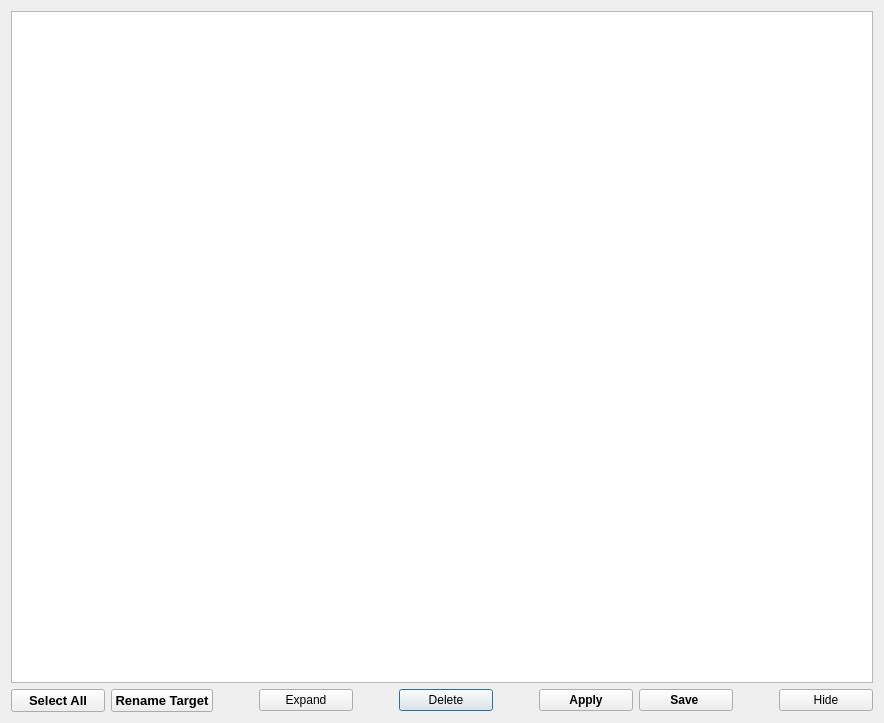
Above: src/interface/gui/ui_ManualSlicerTable.ui from neutrons/PyVDrive before the change. Below: the same form after it.
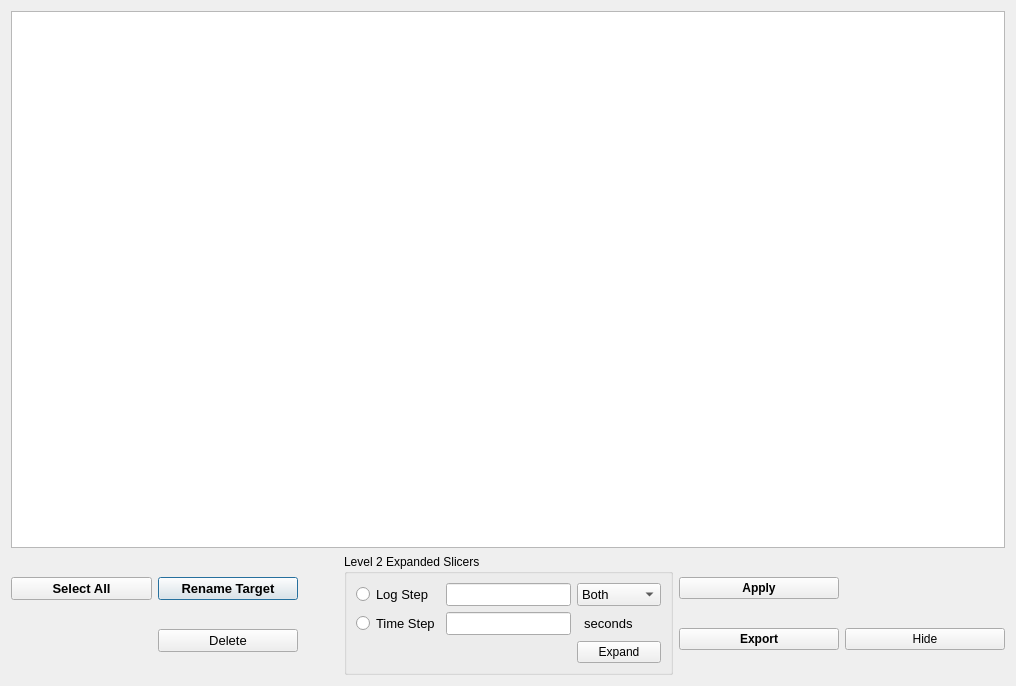
That is the form after the change. Custom widgets are drawn as their Qt base class.

Commit message: Refs #65. Updated the code for manual slicing.

What changed in the file:
```diff
--- a/src/interface/gui/ui_ManualSlicerTable.ui
+++ b/src/interface/gui/ui_ManualSlicerTable.ui
@@ -6,8 +6,8 @@
    <rect>
     <x>0</x>
     <y>0</y>
-    <width>884</width>
-    <height>723</height>
+    <width>1016</width>
+    <height>686</height>
    </rect>
   </property>
   <property name="windowTitle">
@@ -31,151 +31,221 @@
     </widget>
    </item>
    <item>
-    <layout class="QGridLayout" name="gridLayout_7">
-     <item row="0" column="5">
-      <widget class="QPushButton" name="pushButton_deleteSlicer">
-       <property name="toolTip">
-        <string>&lt;html&gt;&lt;head/&gt;&lt;body&gt;&lt;p&gt;Delete selected slicers&lt;/p&gt;&lt;/body&gt;&lt;/html&gt;</string>
-       </property>
-       <property name="text">
-        <string>Delete</string>
-       </property>
-      </widget>
+    <layout class="QHBoxLayout" name="horizontalLayout">
+     <item>
+      <layout class="QGridLayout" name="gridLayout_2">
+       <item row="0" column="1">
+        <widget class="QPushButton" name="pushButton_deselectAll">
+         <property name="font">
+          <font>
+           <pointsize>10</pointsize>
+           <weight>75</weight>
+           <bold>true</bold>
+          </font>
+         </property>
+         <property name="text">
+          <string>Rename Target</string>
+         </property>
+        </widget>
+       </item>
+       <item row="1" column="1">
+        <widget class="QPushButton" name="pushButton_deleteSlicer">
+         <property name="font">
+          <font>
+           <pointsize>10</pointsize>
+          </font>
+         </property>
+         <property name="toolTip">
+          <string>&lt;html&gt;&lt;head/&gt;&lt;body&gt;&lt;p&gt;Delete selected slicers&lt;/p&gt;&lt;/body&gt;&lt;/html&gt;</string>
+         </property>
+         <property name="text">
+          <string>Delete</string>
+         </property>
+        </widget>
+       </item>
+       <item row="0" column="0">
+        <widget class="QPushButton" name="pushButton_selectAll">
+         <property name="font">
+          <font>
+           <pointsize>10</pointsize>
+           <weight>75</weight>
+           <bold>true</bold>
+          </font>
+         </property>
+         <property name="text">
+          <string>Select All</string>
+         </property>
+        </widget>
+       </item>
+       <item row="0" column="2">
+        <spacer name="horizontalSpacer_5">
+         <property name="orientation">
+          <enum>Qt::Horizontal</enum>
+         </property>
+         <property name="sizeType">
+          <enum>QSizePolicy::Preferred</enum>
+         </property>
+         <property name="sizeHint" stdset="0">
+          <size>
+           <width>40</width>
+           <height>20</height>
+          </size>
+         </property>
+        </spacer>
+       </item>
+      </layout>
      </item>
-     <item row="0" column="3">
-      <widget class="QPushButton" name="pushButton_expand2ndLevelChop">
-       <property name="toolTip">
-        <string>&lt;html&gt;&lt;head/&gt;&lt;body&gt;&lt;p&gt;Expand selected slicer by second level chopping&lt;/p&gt;&lt;/body&gt;&lt;/html&gt;</string>
+     <item>
+      <widget class="QGroupBox" name="groupBox_level2Slicers">
+       <property name="enabled">
+        <bool>true</bool>
        </property>
-       <property name="text">
-        <string>Expand</string>
+       <property name="title">
+        <string>Level 2 Expanded Slicers</string>
        </property>
+       <layout class="QGridLayout" name="gridLayout_3">
+        <item row="3" column="1">
+         <widget class="QLineEdit" name="lineEdit_timeStep">
+          <property name="sizePolicy">
+           <sizepolicy hsizetype="Preferred" vsizetype="Fixed">
+            <horstretch>0</horstretch>
+            <verstretch>0</verstretch>
+           </sizepolicy>
+          </property>
+          <property name="font">
+           <font>
+            <pointsize>10</pointsize>
+           </font>
+          </property>
+         </widget>
+        </item>
+        <item row="1" column="1">
+         <widget class="QLineEdit" name="lineEdit_logValueStepLevel2">
+          <property name="sizePolicy">
+           <sizepolicy hsizetype="Preferred" vsizetype="Fixed">
+            <horstretch>0</horstretch>
+            <verstretch>0</verstretch>
+           </sizepolicy>
+          </property>
+          <property name="font">
+           <font>
+            <pointsize>10</pointsize>
+           </font>
+          </property>
+         </widget>
+        </item>
+        <item row="3" column="0">
+         <widget class="QRadioButton" name="radioButton_timeStep">
+          <property name="font">
+           <font>
+            <pointsize>10</pointsize>
+           </font>
+          </property>
+          <property name="text">
+           <string>Time Step</string>
+          </property>
+         </widget>
+        </item>
+        <item row="1" column="0">
+         <widget class="QRadioButton" name="radioButton_logValueStep">
+          <property name="font">
+           <font>
+            <pointsize>10</pointsize>
+           </font>
+          </property>
+          <property name="text">
+           <string>Log Step</string>
+          </property>
+         </widget>
+        </item>
+        <item row="1" column="2">
+         <widget class="QComboBox" name="comboBox_logChangeDirectionLevel2">
+          <property name="font">
+           <font>
+            <pointsize>10</pointsize>
+           </font>
+          </property>
+          <property name="toolTip">
+           <string>&lt;html&gt;&lt;head/&gt;&lt;body&gt;&lt;p&gt;Log value changing direction&lt;/p&gt;&lt;/body&gt;&lt;/html&gt;</string>
+          </property>
+          <item>
+           <property name="text">
+            <string>Both</string>
+           </property>
+          </item>
+          <item>
+           <property name="text">
+            <string>Increase</string>
+           </property>
+          </item>
+          <item>
+           <property name="text">
+            <string>Decrease</string>
+           </property>
+          </item>
+         </widget>
+        </item>
+        <item row="3" column="2">
+         <widget class="QLabel" name="label_5">
+          <property name="font">
+           <font>
+            <pointsize>10</pointsize>
+           </font>
+          </property>
+          <property name="text">
+           <string>  seconds</string>
+          </property>
+         </widget>
+        </item>
+        <item row="4" column="2">
+         <widget class="QPushButton" name="pushButton_expand2ndLevelChop">
+          <property name="toolTip">
+           <string>&lt;html&gt;&lt;head/&gt;&lt;body&gt;&lt;p&gt;Expand selected slicer by second level chopping&lt;/p&gt;&lt;/body&gt;&lt;/html&gt;</string>
+          </property>
+          <property name="text">
+           <string>Expand</string>
+          </property>
+         </widget>
+        </item>
+       </layout>
       </widget>
      </item>
-     <item row="0" column="7">
-      <widget class="QPushButton" name="pushButton_applyTimeSegs">
-       <property name="font">
-        <font>
-         <weight>75</weight>
-         <bold>true</bold>
-        </font>
-       </property>
-       <property name="text">
-        <string>Apply</string>
-       </property>
-      </widget>
-     </item>
-     <item row="0" column="10">
-      <widget class="QPushButton" name="pushButton_hide">
-       <property name="text">
-        <string>Hide</string>
-       </property>
-      </widget>
-     </item>
-     <item row="0" column="0">
-      <widget class="QPushButton" name="pushButton_selectAll">
-       <property name="font">
-        <font>
-         <pointsize>10</pointsize>
-         <weight>75</weight>
-         <bold>true</bold>
-        </font>
-       </property>
-       <property name="text">
-        <string>Select All</string>
-       </property>
-      </widget>
-     </item>
-     <item row="0" column="1">
-      <widget class="QPushButton" name="pushButton_deselectAll">
-       <property name="font">
-        <font>
-         <pointsize>10</pointsize>
-         <weight>75</weight>
-         <bold>true</bold>
-        </font>
-       </property>
-       <property name="text">
-        <string>Rename Target</string>
-       </property>
-      </widget>
-     </item>
-     <item row="0" column="9">
-      <spacer name="horizontalSpacer_2">
-       <property name="orientation">
-        <enum>Qt::Horizontal</enum>
-       </property>
-       <property name="sizeType">
-        <enum>QSizePolicy::Preferred</enum>
-       </property>
-       <property name="sizeHint" stdset="0">
-        <size>
-         <width>40</width>
-         <height>20</height>
-        </size>
-       </property>
-      </spacer>
-     </item>
-     <item row="0" column="8">
-      <widget class="QPushButton" name="pushButton_saveTimeSegs">
-       <property name="font">
-        <font>
-         <weight>75</weight>
-         <bold>true</bold>
-        </font>
-       </property>
-       <property name="text">
-        <string>Save </string>
-       </property>
-      </widget>
-     </item>
-     <item row="0" column="2">
-      <spacer name="horizontalSpacer">
-       <property name="orientation">
-        <enum>Qt::Horizontal</enum>
-       </property>
-       <property name="sizeType">
-        <enum>QSizePolicy::Preferred</enum>
-       </property>
-       <property name="sizeHint" stdset="0">
-        <size>
-         <width>40</width>
-         <height>20</height>
-        </size>
-       </property>
-      </spacer>
-     </item>
-     <item row="0" column="4">
-      <spacer name="horizontalSpacer_3">
-       <property name="orientation">
-        <enum>Qt::Horizontal</enum>
-       </property>
-       <property name="sizeType">
-        <enum>QSizePolicy::Preferred</enum>
-       </property>
-       <property name="sizeHint" stdset="0">
-        <size>
-         <width>40</width>
-         <height>20</height>
-        </size>
-       </property>
-      </spacer>
-     </item>
-     <item row="0" column="6">
-      <spacer name="horizontalSpacer_4">
-       <property name="orientation">
-        <enum>Qt::Horizontal</enum>
-       </property>
-       <property name="sizeType">
-        <enum>QSizePolicy::Preferred</enum>
-       </property>
-       <property name="sizeHint" stdset="0">
-        <size>
-         <width>40</width>
-         <height>20</height>
-        </size>
-       </property>
-      </spacer>
+     <item>
+      <layout class="QGridLayout" name="gridLayout">
+       <item row="1" column="0">
+        <widget class="QPushButton" name="pushButton_saveTimeSegs">
+         <property name="font">
+          <font>
+           <weight>75</weight>
+           <bold>true</bold>
+          </font>
+         </property>
+         <property name="text">
+          <string>Export</string>
+         </property>
+        </widget>
+       </item>
+       <item row="0" column="0">
+        <widget class="QPushButton" name="pushButton_applyTimeSegs">
+         <property name="font">
+          <font>
+           <weight>75</weight>
+           <bold>true</bold>
+          </font>
+         </property>
+         <property name="text">
+          <string>Apply</string>
+         </property>
+        </widget>
+       </item>
+       <item row="1" column="1">
+        <widget class="QPushButton" name="pushButton_hide">
+         <property name="text">
+          <string>Hide</string>
+         </property>
+        </widget>
+       </item>
+      </layout>
      </item>
     </layout>
    </item>
```
The commit also changes 3 other files.
